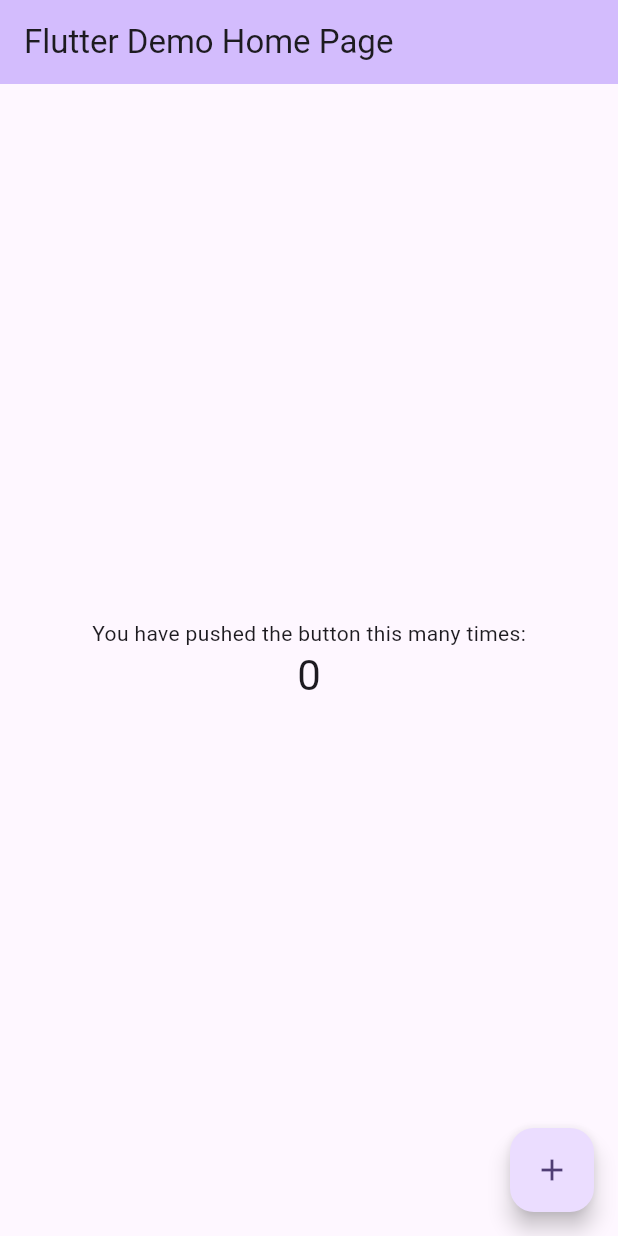
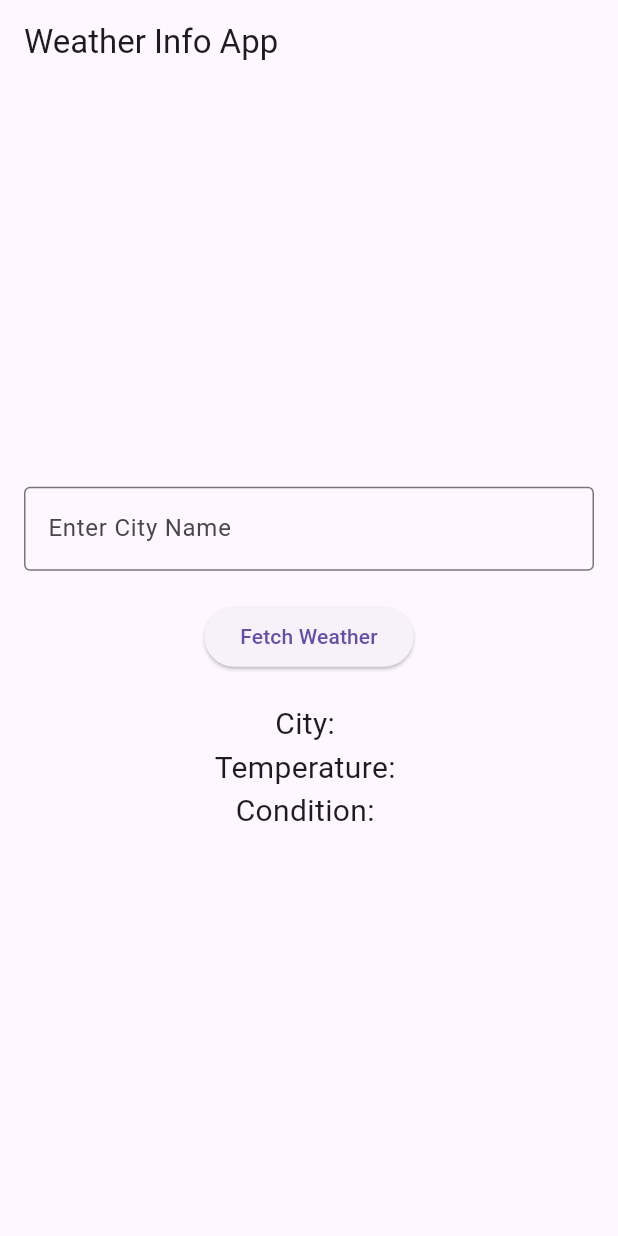
Before and after one commit to Shreyareddy003/weatherinfoapp, a Flutter app: the screen it shows after launch, on a phone screen of 412 x 824 dp. Run offline on Flutter 3.47's test engine with Material 3 defaults, Android fonts, the phone set to English and light mode, and no system bars.

Commit message:
Basic UI with input field and button

```diff
--- a/lib/main.dart
+++ b/lib/main.dart
@@ -1,125 +1,81 @@
 import 'package:flutter/material.dart';
 
 void main() {
-  runApp(const MyApp());
+  runApp(WeatherInfoApp());
 }
 
-class MyApp extends StatelessWidget {
-  const MyApp({super.key});
-
-  // This widget is the root of your application.
+class WeatherInfoApp extends StatelessWidget {
   @override
   Widget build(BuildContext context) {
     return MaterialApp(
-      title: 'Flutter Demo',
+      title: 'Weather Info App',
       theme: ThemeData(
-        // This is the theme of your application.
-        //
-        // TRY THIS: Try running your application with "flutter run". You'll see
-        // the application has a purple toolbar. Then, without quitting the app,
-        // try changing the seedColor in the colorScheme below to Colors.green
-        // and then invoke "hot reload" (save your changes or press the "hot
-        // reload" button in a Flutter-supported IDE, or press "r" if you used
-        // the command line to start the app).
-        //
-        // Notice that the counter didn't reset back to zero; the application
-        // state is not lost during the reload. To reset the state, use hot
-        // restart instead.
-        //
-        // This works for code too, not just values: Most code changes can be
-        // tested with just a hot reload.
-        colorScheme: ColorScheme.fromSeed(seedColor: Colors.deepPurple),
-        useMaterial3: true,
+        primarySwatch: Colors.blue,
       ),
-      home: const MyHomePage(title: 'Flutter Demo Home Page'),
+      home: WeatherHomePage(),
     );
   }
 }
 
-class MyHomePage extends StatefulWidget {
-  const MyHomePage({super.key, required this.title});
-
-  // This widget is the home page of your application. It is stateful, meaning
-  // that it has a State object (defined below) that contains fields that affect
-  // how it looks.
-
-  // This class is the configuration for the state. It holds the values (in this
-  // case the title) provided by the parent (in this case the App widget) and
-  // used by the build method of the State. Fields in a Widget subclass are
-  // always marked "final".
-
-  final String title;
-
+class WeatherHomePage extends StatefulWidget {
   @override
-  State<MyHomePage> createState() => _MyHomePageState();
+  _WeatherHomePageState createState() => _WeatherHomePageState();
 }
 
-class _MyHomePageState extends State<MyHomePage> {
-  int _counter = 0;
+class _WeatherHomePageState extends State<WeatherHomePage> {
+  final TextEditingController _controller = TextEditingController();
+  String _cityName = '';
+  String _temperature = '';
+  String _weatherCondition = '';
 
-  void _incrementCounter() {
+  void _fetchWeather() {
+    // Simulate fetching weather data (to be implemented later)
     setState(() {
-      // This call to setState tells the Flutter framework that something has
-      // changed in this State, which causes it to rerun the build method below
-      // so that the display can reflect the updated values. If we changed
-      // _counter without calling setState(), then the build method would not be
-      // called again, and so nothing would appear to happen.
-      _counter++;
+      _cityName = _controller.text;
+      _temperature = '${(15 + (30 - 15) * (0.5)).toStringAsFixed(1)} °C'; // Example temp
+      _weatherCondition = 'Sunny'; // Example condition
     });
   }
 
   @override
   Widget build(BuildContext context) {
-    // This method is rerun every time setState is called, for instance as done
-    // by the _incrementCounter method above.
-    //
-    // The Flutter framework has been optimized to make rerunning build methods
-    // fast, so that you can just rebuild anything that needs updating rather
-    // than having to individually change instances of widgets.
     return Scaffold(
       appBar: AppBar(
-        // TRY THIS: Try changing the color here to a specific color (to
-        // Colors.amber, perhaps?) and trigger a hot reload to see the AppBar
-        // change color while the other colors stay the same.
-        backgroundColor: Theme.of(context).colorScheme.inversePrimary,
-        // Here we take the value from the MyHomePage object that was created by
-        // the App.build method, and use it to set our appbar title.
-        title: Text(widget.title),
+        title: Text('Weather Info App'),
       ),
-      body: Center(
-        // Center is a layout widget. It takes a single child and positions it
-        // in the middle of the parent.
+      body: Padding(
+        padding: const EdgeInsets.all(16.0),
         child: Column(
-          // Column is also a layout widget. It takes a list of children and
-          // arranges them vertically. By default, it sizes itself to fit its
-          // children horizontally, and tries to be as tall as its parent.
-          //
-          // Column has various properties to control how it sizes itself and
-          // how it positions its children. Here we use mainAxisAlignment to
-          // center the children vertically; the main axis here is the vertical
-          // axis because Columns are vertical (the cross axis would be
-          // horizontal).
-          //
-          // TRY THIS: Invoke "debug painting" (choose the "Toggle Debug Paint"
-          // action in the IDE, or press "p" in the console), to see the
-          // wireframe for each widget.
           mainAxisAlignment: MainAxisAlignment.center,
           children: <Widget>[
-            const Text(
-              'You have pushed the button this many times:',
+            TextField(
+              controller: _controller,
+              decoration: InputDecoration(
+                labelText: 'Enter City Name',
+                border: OutlineInputBorder(),
+              ),
+            ),
+            SizedBox(height: 20),
+            ElevatedButton(
+              onPressed: _fetchWeather,
+              child: Text('Fetch Weather'),
+            ),
+            SizedBox(height: 20),
+            Text(
+              'City: $_cityName',
+              style: TextStyle(fontSize: 20),
             ),
             Text(
-              '$_counter',
-              style: Theme.of(context).textTheme.headlineMedium,
+              'Temperature: $_temperature',
+              style: TextStyle(fontSize: 20),
+            ),
+            Text(
+              'Condition: $_weatherCondition',
+              style: TextStyle(fontSize: 20),
             ),
           ],
         ),
       ),
-      floatingActionButton: FloatingActionButton(
-        onPressed: _incrementCounter,
-        tooltip: 'Increment',
-        child: const Icon(Icons.add),
-      ), // This trailing comma makes auto-formatting nicer for build methods.
     );
   }
 }
```
